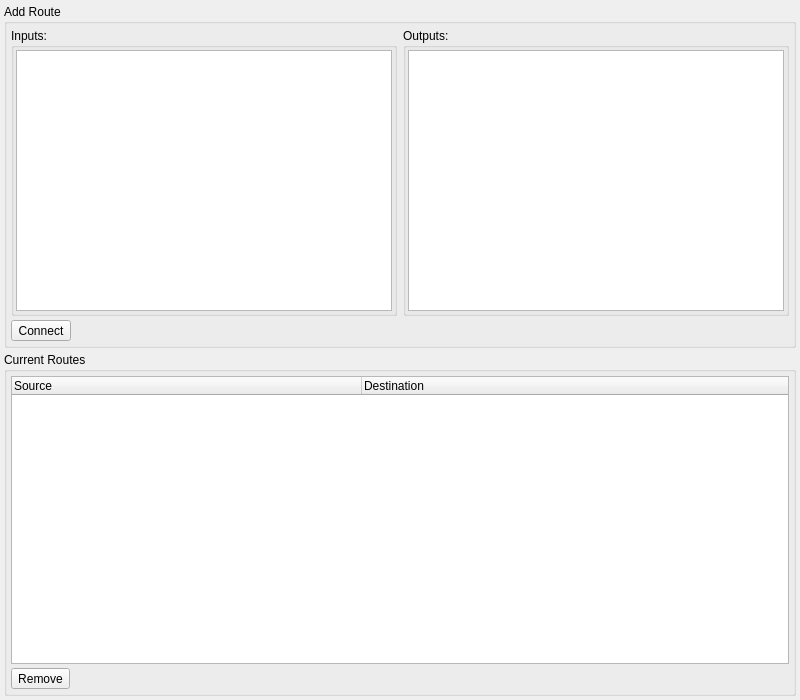
Qt form oom/mixer/routedialogbase.ui (ccherrett/oom) before a commit.
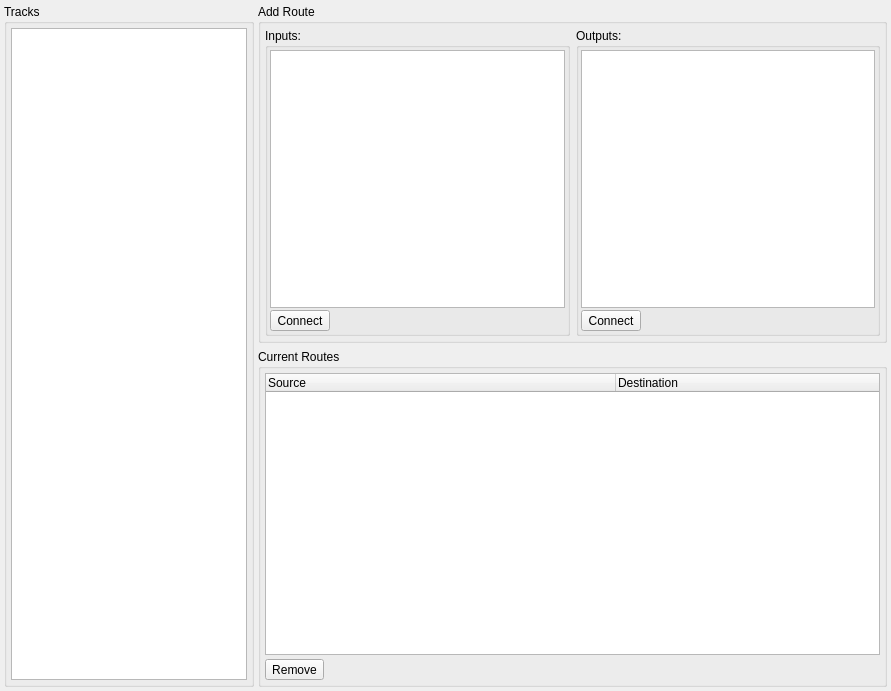
The same form after that commit.

Commit message: working on updating the Routing Dialog

```diff
--- a/oom/mixer/routedialogbase.ui
+++ b/oom/mixer/routedialogbase.ui
@@ -6,8 +6,8 @@
    <rect>
     <x>0</x>
     <y>0</y>
-    <width>800</width>
-    <height>700</height>
+    <width>891</width>
+    <height>691</height>
    </rect>
   </property>
   <property name="sizePolicy">
@@ -19,12 +19,75 @@
   <property name="windowTitle">
    <string>OOMidi: Routing</string>
   </property>
-  <layout class="QVBoxLayout">
+  <layout class="QHBoxLayout" name="horizontalLayout" stretch="0,1">
    <property name="spacing">
     <number>4</number>
    </property>
    <property name="margin">
     <number>4</number>
+   </property>
+   <item>
+    <widget class="QGroupBox" name="groupBox">
+     <property name="sizePolicy">
+      <sizepolicy hsizetype="MinimumExpanding" vsizetype="Preferred">
+       <horstretch>0</horstretch>
+       <verstretch>0</verstretch>
+      </sizepolicy>
+     </property>
+     <property name="minimumSize">
+      <size>
+       <width>100</width>
+       <height>100</height>
+      </size>
+     </property>
+     <property name="maximumSize">
+      <size>
+       <width>250</width>
+       <height>16777215</height>
+      </size>
+     </property>
+     <property name="title">
+      <string>Tracks</string>
+     </property>
+     <layout class="QVBoxLayout" name="verticalLayout_2">
+      <property name="spacing">
+       <number>4</number>
+      </property>
+      <property name="margin">
+       <number>4</number>
+      </property>
+      <item>
+       <widget class="QListWidget" name="tracksList">
+        <property name="editTriggers">
+         <set>QAbstractItemView::NoEditTriggers</set>
+        </property>
+        <property name="alternatingRowColors">
+         <bool>true</bool>
+        </property>
+        <property name="selectionBehavior">
+         <enum>QAbstractItemView::SelectRows</enum>
+        </property>
+        <property name="textElideMode">
+         <enum>Qt::ElideNone</enum>
+        </property>
+        <property name="horizontalScrollMode">
+         <enum>QAbstractItemView::ScrollPerPixel</enum>
+        </property>
+        <property name="selectionRectVisible">
+         <bool>true</bool>
+        </property>
+        <property name="sortingEnabled">
+         <bool>true</bool>
+        </property>
+       </widget>
+      </item>
+     </layout>
+    </widget>
+   </item>
+   <item>
+    <layout class="QVBoxLayout" name="verticalLayout">
+     <property name="topMargin">
+      <number>0</number>
    </property>
    <item>
     <widget class="QGroupBox" name="groupBox4">
@@ -53,7 +116,7 @@
           </property>
           <layout class="QVBoxLayout">
            <property name="spacing">
-            <number>0</number>
+              <number>2</number>
            </property>
            <property name="margin">
             <number>2</number>
@@ -62,6 +125,34 @@
             <widget class="QListWidget" name="newSrcList">
              <property name="alternatingRowColors">
               <bool>true</bool>
+               </property>
+               <property name="textElideMode">
+                <enum>Qt::ElideNone</enum>
+               </property>
+               <property name="horizontalScrollMode">
+                <enum>QAbstractItemView::ScrollPerPixel</enum>
+               </property>
+               <property name="selectionRectVisible">
+                <bool>true</bool>
+               </property>
+               <property name="sortingEnabled">
+                <bool>true</bool>
+               </property>
+              </widget>
+             </item>
+             <item>
+              <widget class="QToolButton" name="connectButton">
+               <property name="sizePolicy">
+                <sizepolicy hsizetype="Maximum" vsizetype="Minimum">
+                 <horstretch>0</horstretch>
+                 <verstretch>0</verstretch>
+                </sizepolicy>
+               </property>
+               <property name="toolTip">
+                <string>connect source to destination</string>
+               </property>
+               <property name="text">
+                <string>Connect</string>
              </property>
             </widget>
            </item>
@@ -81,7 +172,7 @@
           </property>
           <layout class="QVBoxLayout">
            <property name="spacing">
-            <number>0</number>
+              <number>2</number>
            </property>
            <property name="margin">
             <number>2</number>
@@ -91,15 +182,22 @@
              <property name="alternatingRowColors">
               <bool>true</bool>
              </property>
-            </widget>
-           </item>
-          </layout>
-         </widget>
-        </item>
-       </layout>
+               <property name="textElideMode">
+                <enum>Qt::ElideNone</enum>
+               </property>
+               <property name="horizontalScrollMode">
+                <enum>QAbstractItemView::ScrollPerPixel</enum>
+               </property>
+               <property name="selectionRectVisible">
+                <bool>true</bool>
+               </property>
+               <property name="sortingEnabled">
+                <bool>true</bool>
+               </property>
+              </widget>
       </item>
       <item>
-       <widget class="QToolButton" name="connectButton">
+              <widget class="QToolButton" name="btnConnectOut">
         <property name="sizePolicy">
          <sizepolicy hsizetype="Maximum" vsizetype="Minimum">
           <horstretch>0</horstretch>
@@ -113,6 +211,11 @@
          <string>Connect</string>
         </property>
        </widget>
+             </item>
+            </layout>
+           </widget>
+          </item>
+         </layout>
       </item>
      </layout>
     </widget>
@@ -169,6 +272,8 @@
     </widget>
    </item>
   </layout>
+   </item>
+  </layout>
  </widget>
  <layoutdefault spacing="6" margin="11"/>
  <resources/>
```
Left out of the diff: 31 changed lines with no effect on the pictures. Lines whose indentation alone changed are shown as unchanged. The commit also changes 3 other files.
